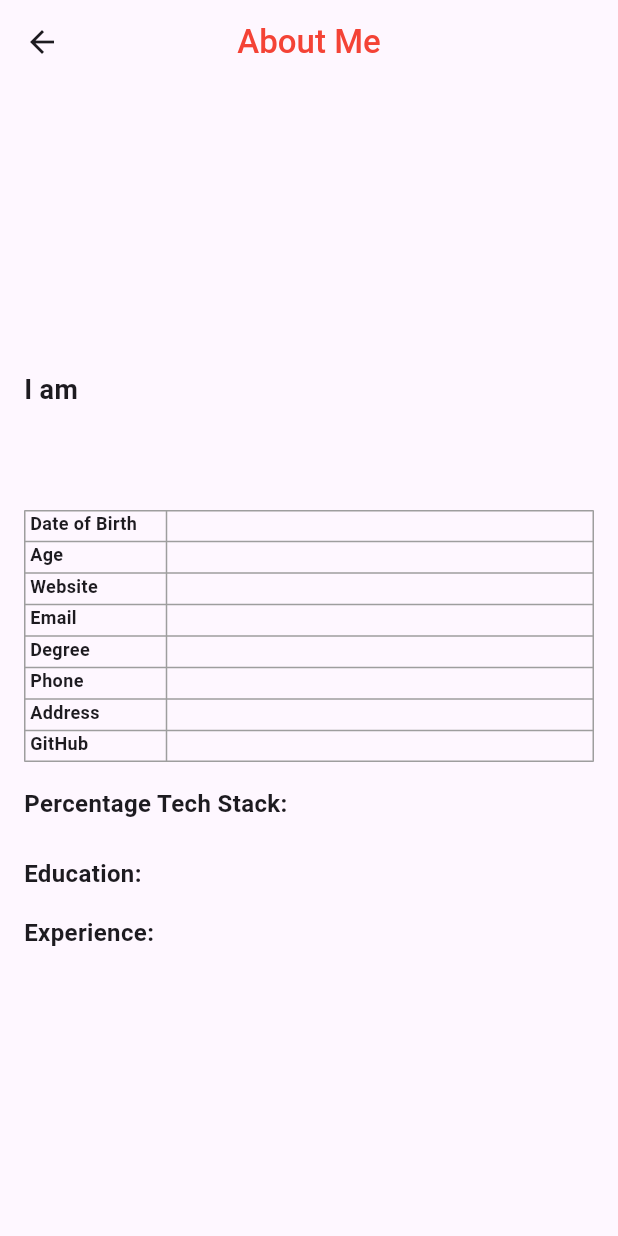
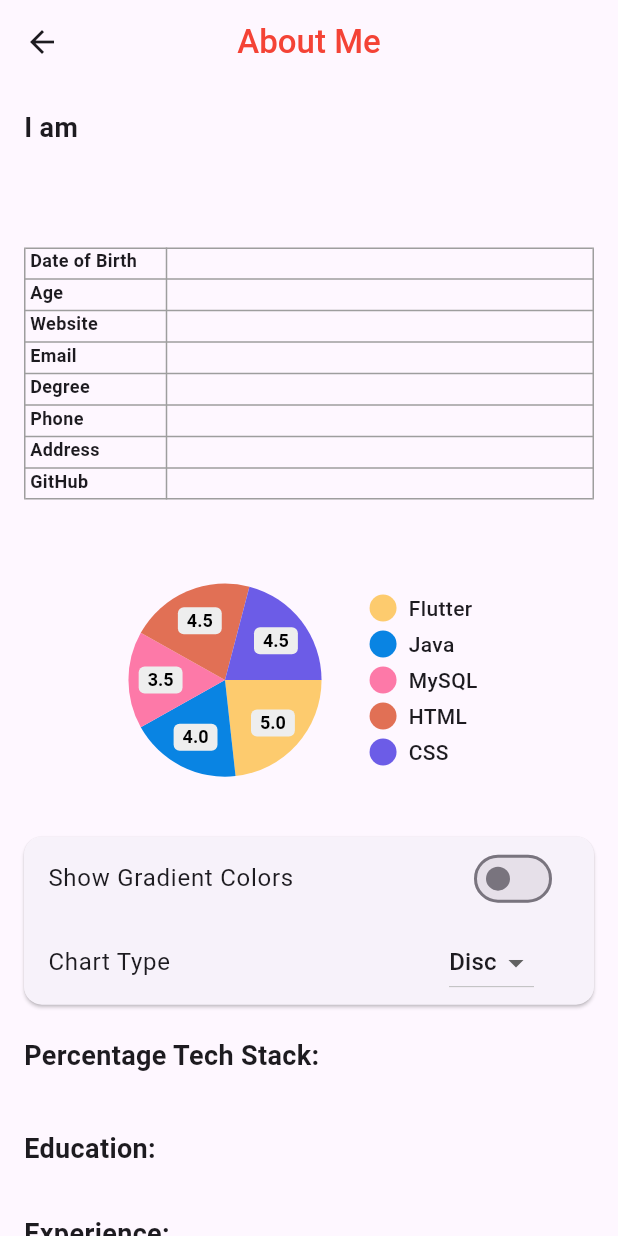
Before and after one commit to gopalkrushnas063/myportfolio_getx_mvvm, a Flutter app: the AboutView screen opened by its route, on a phone screen of 412 x 824 dp. Run offline on Flutter 3.47's test engine with Material 3 defaults, Android fonts, the light colour scheme and no system bars; drawn by our look-alikes of pie_chart; our stand-ins replace animated_text_kit, carousel_slider, flutter_svg, font_awesome_flutter, get, google_fonts; network calls fail.

Commit message:
pichart of techstack added

```diff
--- /dev/null
+++ b/lib/controller/dat_controller.dart
@@ -0,0 +1,26 @@
+import 'package:flutter/material.dart';
+import 'package:get/get.dart';
+
+class DataController extends GetxController {
+  var dataMap = <String, double>{
+    "Flutter": 5,
+    "Java": 4,
+    "MySQL": 3.5,
+    "HTML": 4.5,
+    "CSS": 4.5,
+  }.obs;
+
+  var colorList = <Color>[
+    const Color(0xfffdcb6e),
+    const Color(0xff0984e3),
+    const Color(0xfffd79a8),
+    const Color(0xffe17055),
+    const Color(0xff6c5ce7),
+  ];
+
+  var gradientList = <List<Color>>[
+    [const Color.fromRGBO(223, 250, 92, 1), const Color.fromRGBO(129, 250, 112, 1)],
+    [const Color.fromRGBO(129, 182, 205, 1), const Color.fromRGBO(91, 253, 199, 1)],
+    [const Color.fromRGBO(175, 63, 62, 1.0), const Color.fromRGBO(254, 154, 92, 1)],
+  ];
+}
--- /dev/null
+++ b/lib/controller/pichart_controller.dart
@@ -0,0 +1,37 @@
+import 'package:get/get.dart';
+import 'package:pie_chart/pie_chart.dart';
+
+
+class PieChartController extends GetxController {
+  var chartType = ChartType.disc.obs;
+  var showCenterText = true.obs;
+  var showCenterWidget = true.obs;
+  var ringStrokeWidth = 32.0.obs;
+  var chartLegendSpacing = 32.0.obs;
+  var showLegendsInRow = false.obs;
+  var showLegends = true.obs;
+  var showLegendLabel = false.obs;
+  var showChartValueBackground = true.obs;
+  var showChartValues = true.obs;
+  var showChartValuesInPercentage = false.obs;
+  var showChartValuesOutside = false.obs;
+  var showGradientColors = false.obs;
+  var legendShape = LegendShape.circle.obs;
+  var legendPosition = LegendPosition.right.obs;
+
+  void toggleChartType(ChartType type) {
+    chartType.value = type;
+  }
+
+  void toggleLegendShape(LegendShape shape) {
+    legendShape.value = shape;
+  }
+
+  void toggleLegendPosition(LegendPosition position) {
+    legendPosition.value = position;
+  }
+}
+
+enum LegendShape { circle, rectangle }
+
+// enum LegendPosition { left, right, top, bottom }
--- a/lib/main.dart
+++ b/lib/main.dart
@@ -1,5 +1,7 @@
 import 'package:flutter/material.dart';
 import 'package:get/get.dart';
+import 'package:myportfolio_getx_mvvm/controller/dat_controller.dart';
+import 'package:myportfolio_getx_mvvm/controller/pichart_controller.dart';
 import 'package:myportfolio_getx_mvvm/routes/routes.dart';
 import 'package:myportfolio_getx_mvvm/view/home_view.dart';
 
@@ -8,8 +10,12 @@ void main() {
 }
 
 class MyApp extends StatelessWidget {
+
   @override
   Widget build(BuildContext context) {
+        Get.put(PieChartController());
+        Get.put(DataController());
+
     return GetMaterialApp(
       debugShowCheckedModeBanner: false,
       title: 'Flutter Demo',
--- a/lib/view/about_view.dart
+++ b/lib/view/about_view.dart
@@ -3,6 +3,9 @@ import 'package:flutter/widgets.dart';
 import 'package:get/get.dart';
 import 'package:google_fonts/google_fonts.dart';
 import 'package:myportfolio_getx_mvvm/viewmodel/about_view_model.dart';
+import 'package:myportfolio_getx_mvvm/widgets/pie_chart_widget.dart';
+import 'package:myportfolio_getx_mvvm/widgets/settings_widget.dart';
+import 'package:pie_chart/pie_chart.dart';
 
 class AboutView extends StatelessWidget {
   final AboutViewModel aboutViewModel = Get.put(AboutViewModel());
@@ -75,10 +78,42 @@ class AboutView extends StatelessWidget {
                     ],
                   ),
                   const SizedBox(height: 16),
+                  LayoutBuilder(
+                    builder: (_, constraints) {
+                      if (constraints.maxWidth >= 600) {
+                        return Row(
+                          crossAxisAlignment: CrossAxisAlignment.start,
+                          children: [
+                            Expanded(
+                              flex: 3,
+                              child: PieChartWidget(),
+                            ),
+                            Expanded(
+                              flex: 2,
+                              child: SettingsWidget(),
+                            ),
+                          ],
+                        );
+                      } else {
+                        return SingleChildScrollView(
+                          child: Column(
+                            children: [
+                              Container(
+                                margin: const EdgeInsets.symmetric(vertical: 32),
+                                child: PieChartWidget(),
+                              ),
+                              SettingsWidget(),
+                            ],
+                          ),
+                        );
+                      }
+                    },
+                  ),
+                  const SizedBox(height: 16),
                   Text(
                     'Percentage Tech Stack:',
                     style: GoogleFonts.aBeeZee(
-                        fontSize: 16, fontWeight: FontWeight.bold),
+                        fontSize: 18, fontWeight: FontWeight.bold),
                   ),
                   const SizedBox(height: 8),
                   Column(
@@ -108,12 +143,13 @@ class AboutView extends StatelessWidget {
                       );
                     }).toList(),
                   ),
-                  const SizedBox(height: 16),
+                  const SizedBox(height: 28),
                   Text(
                     'Education:',
                     style: GoogleFonts.aBeeZee(
-                        fontSize: 16, fontWeight: FontWeight.bold),
+                        fontSize: 18, fontWeight: FontWeight.bold),
                   ),
+                  const SizedBox(height: 10),
                   Column(
                     crossAxisAlignment: CrossAxisAlignment.start,
                     children:
@@ -157,11 +193,13 @@ class AboutView extends StatelessWidget {
                       );
                     }).toList(),
                   ),
-                  const SizedBox(height: 16),
-                   Text(
+                  const SizedBox(height: 21),
+                  Text(
                     'Experience:',
-                    style: GoogleFonts.aBeeZee(fontSize: 16, fontWeight: FontWeight.bold),
+                    style: GoogleFonts.aBeeZee(
+                        fontSize: 18, fontWeight: FontWeight.bold),
                   ),
+                  const SizedBox(height: 10),
                   Column(
                     crossAxisAlignment: CrossAxisAlignment.start,
                     children:
@@ -187,7 +225,7 @@ class AboutView extends StatelessWidget {
                                 ),
                                 Text(
                                   '(${exp['duration']})',
-                                  style:GoogleFonts.aBeeZee(
+                                  style: GoogleFonts.aBeeZee(
                                     fontWeight: FontWeight.bold,
                                     color: Colors.grey,
                                   ),
--- a/lib/view/home_view.dart
+++ b/lib/view/home_view.dart
@@ -9,6 +9,9 @@ import 'package:myportfolio_getx_mvvm/view/banner_view.dart';
 import 'package:myportfolio_getx_mvvm/viewmodel/home_view_model.dart';
 import 'package:myportfolio_getx_mvvm/widgets/custom_drawer.dart';
 import 'package:url_launcher/url_launcher.dart';
+
+
+
 
 class HomeView extends StatelessWidget {
   final HomeViewModel homeViewModel = Get.put(HomeViewModel());
--- a/lib/viewmodel/about_view_model.dart
+++ b/lib/viewmodel/about_view_model.dart
@@ -3,7 +3,6 @@ import 'package:http/http.dart' as http;
 import 'dart:convert';
 
 import 'package:myportfolio_getx_mvvm/model/about_model.dart';
-
 
 class AboutViewModel extends GetxController {
   var isLoading = true.obs;
@@ -37,6 +36,8 @@ class AboutViewModel extends GetxController {
       if (response.statusCode == 200) {
         var jsonResponse = json.decode(response.body);
         aboutModel(AboutModel.fromJson(jsonResponse[0]));
+        // Call method to display pie chart
+        displayPieChart(aboutModel.value.percentageTechStack);
       } else {
         print('Request failed with status: ${response.statusCode}.');
       }
@@ -46,4 +47,15 @@ class AboutViewModel extends GetxController {
       isLoading(false);
     }
   }
+
+  // Method to display pie chart based on percentage_tech_stack data
+  void displayPieChart(List<dynamic> techStackData) {
+    Map<String, double> dataMap = {};
+    techStackData.forEach((item) {
+      dataMap[item['stack_name']] = double.parse(item['percentage']);
+    });
+    // Display pie chart using Get package or any other method
+    // Example:
+    // Get.toNamed('/pie_chart_page', arguments: dataMap);
+  }
 }
--- /dev/null
+++ b/lib/widgets/pie_chart_widget.dart
@@ -0,0 +1,64 @@
+import 'dart:math' as math;
+import 'package:flutter/material.dart';
+import 'package:get/get.dart';
+import 'package:myportfolio_getx_mvvm/controller/dat_controller.dart';
+import 'package:myportfolio_getx_mvvm/controller/pichart_controller.dart';
+import 'package:pie_chart/pie_chart.dart';
+
+
+class PieChartWidget extends StatelessWidget {
+  final PieChartController pieChartController = Get.find();
+  final DataController dataController = Get.find();
+
+  @override
+  Widget build(BuildContext context) {
+    return Obx(
+      () => PieChart(
+        // ignore: invalid_use_of_protected_member
+        dataMap: Get.find<DataController>().dataMap.value,
+        animationDuration: const Duration(milliseconds: 800),
+        chartLegendSpacing: pieChartController.chartLegendSpacing.value,
+        chartRadius: math.min(MediaQuery.of(context).size.width / 3.2, 300),
+        colorList: Get.find<DataController>().colorList,
+        initialAngleInDegree: 0,
+        chartType: pieChartController.chartType.value,
+        centerText: pieChartController.showCenterText.value ? "" : null,
+        centerWidget: pieChartController.showCenterWidget.value
+            ? Container(child: const Text(""))
+            : null,
+        legendLabels: pieChartController.showLegendLabel.value
+    ? Map<String, String>.from(Get.find<DataController>().dataMap.value.map(
+        (key, value) => MapEntry(key, value.toString())))
+    : {},
+
+        legendOptions: LegendOptions(
+          showLegendsInRow: pieChartController.showLegendsInRow.value,
+          legendPosition: pieChartController.legendPosition.value,
+          showLegends: pieChartController.showLegends.value,
+          legendShape: pieChartController.legendShape.value == LegendShape.circle
+              ? BoxShape.circle
+              : BoxShape.rectangle,
+          legendTextStyle: const TextStyle(
+            fontWeight: FontWeight.w500,
+          ),
+        ),
+        chartValuesOptions: ChartValuesOptions(
+          showChartValueBackground: pieChartController.showChartValueBackground.value,
+          showChartValues: pieChartController.showChartValues.value,
+          showChartValuesInPercentage: pieChartController.showChartValuesInPercentage.value,
+          showChartValuesOutside: pieChartController.showChartValuesOutside.value,
+        ),
+        ringStrokeWidth: pieChartController.ringStrokeWidth.value,
+        emptyColor: Colors.grey,
+        gradientList: pieChartController.showGradientColors.value
+            ? Get.find<DataController>().gradientList
+            : null,
+        emptyColorGradient: const [
+          Color(0xff6c5ce7),
+          Colors.blue,
+        ],
+        baseChartColor: Colors.transparent,
+      ),
+    );
+  }
+}
--- /dev/null
+++ b/lib/widgets/settings_widget.dart
@@ -0,0 +1,53 @@
+import 'package:flutter/material.dart';
+import 'package:get/get.dart';
+import 'package:myportfolio_getx_mvvm/controller/pichart_controller.dart';
+import 'package:pie_chart/pie_chart.dart';
+
+class SettingsWidget extends StatelessWidget {
+  final PieChartController pieChartController = Get.find();
+
+  @override
+  Widget build(BuildContext context) {
+    return SingleChildScrollView(
+      child: Card(
+        margin: const EdgeInsets.only(bottom: 5.0),
+        child: Column(
+          children: [
+            Obx(
+              () => SwitchListTile(
+                value: pieChartController.showGradientColors.value,
+                title: const Text("Show Gradient Colors"),
+                onChanged: (val) {
+                  pieChartController.showGradientColors.value = val;
+                },
+              ),
+            ),
+
+            ListTile(
+              title: const Text("Chart Type"),
+              trailing: Padding(
+                padding: const EdgeInsets.symmetric(horizontal: 16.0),
+                child: DropdownButton<ChartType>(
+                  value: pieChartController.chartType.value,
+                  items: const [
+                    DropdownMenuItem(
+                      value: ChartType.disc,
+                      child: Text("Disc"),
+                    ),
+                    DropdownMenuItem(
+                      value: ChartType.ring,
+                      child: Text("Ring"),
+                    ),
+                  ],
+                  onChanged: (val) {
+                    pieChartController.toggleChartType(val!);
+                  },
+                ),
+              ),
+            ),
+          ],
+        ),
+      ),
+    );
+  }
+}
--- a/pubspec.yaml
+++ b/pubspec.yaml
@@ -45,6 +45,7 @@ dependencies:
   font_awesome_flutter: ^10.7.0
   google_fonts: ^6.2.0
   flutter_svg: ^2.0.10+1
+  pie_chart: ^5.4.0
 
 dev_dependencies:
   flutter_test:
```
Also changed, not shown: lib/model/chart_model.dart (added), pubspec.lock, 14 other files.
